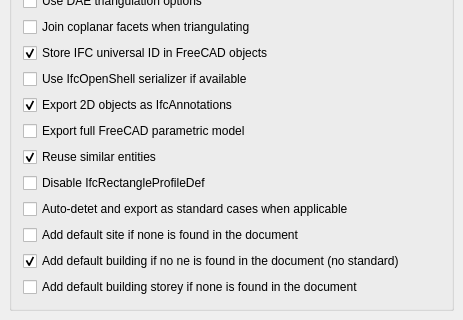
Qt form src/Mod/Arch/Resources/ui/preferences-ifc.ui (berndhahnebach/All_FreeCAD) before a commit; both pictures show x 0 to 463 and y 563 to 883 of the 463 by 883 pixel window.
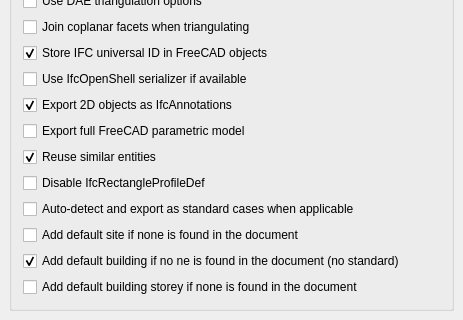
The same form after that commit. Custom widgets are drawn as their Qt base class.

Commit message:
[Crowdin] [Arch] Resources/ui/preferences-ifc.ui typo fix
Reported in https://crowdin.com/translate/freecad/6766/en-hu#6574208:drl:39616:ONESZ

Patch:
```diff
--- a/src/Mod/Arch/Resources/ui/preferences-ifc.ui
+++ b/src/Mod/Arch/Resources/ui/preferences-ifc.ui
@@ -520,7 +520,7 @@
          <string>Some IFC types such as IfcWall or IfcBeam have special standard versions like IfcWallStandardCase or IfcBeamStandardCase. If this option is turned on, FreeCAD will automatically export such objects as standard cases when the necessary conditions are met.</string>
         </property>
         <property name="text">
-         <string>Auto-detet and export as standard cases when applicable</string>
+         <string>Auto-detect and export as standard cases when applicable</string>
         </property>
         <property name="prefEntry" stdset="0">
          <cstring>getStandardCase</cstring>
```
